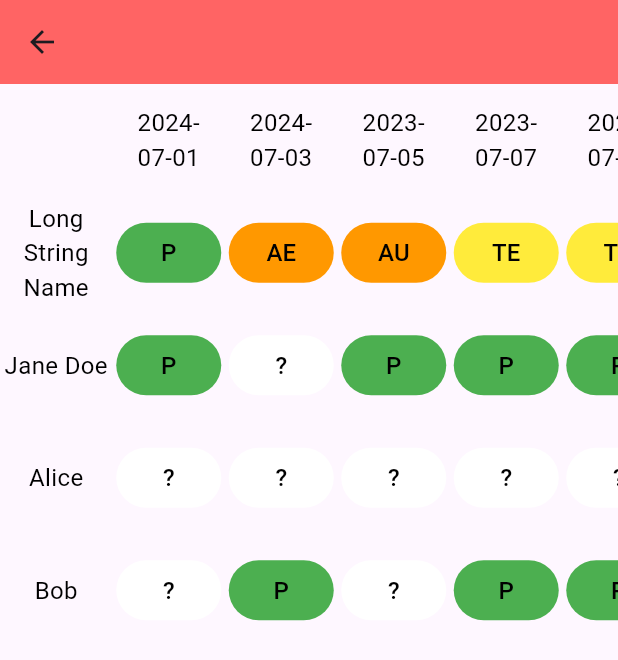
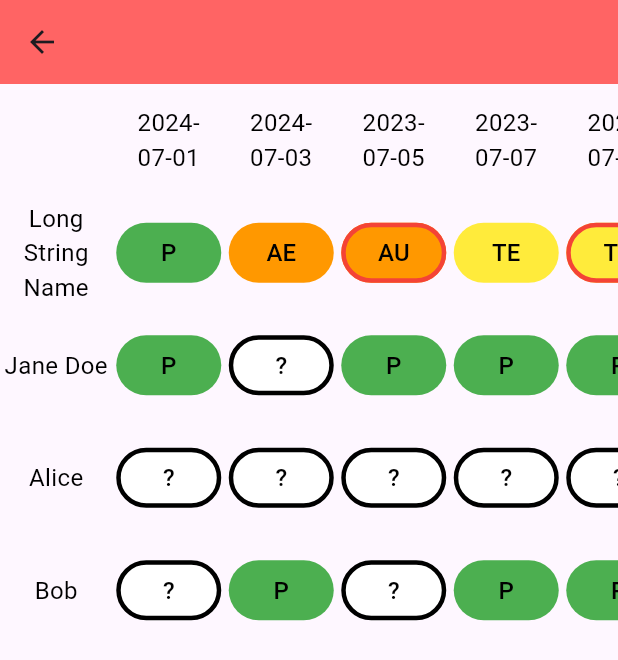
Before and after one commit to jbrady02/AttendEase, a Flutter app: the ClassInformation screen opened directly with empty values, on a phone screen of 412 x 824 dp. Shown: the top 660 px of the screen. Run offline on Flutter 3.47's test engine with Material 3 defaults, Android fonts, the phone set to English and light mode, and no system bars.

Commit message:
Add button outlines and adjust student name formatting

```diff
--- a/professor_app/lib/class_information.dart
+++ b/professor_app/lib/class_information.dart
@@ -77,6 +77,17 @@ class ClassInformation extends StatelessWidget {
     }
   }
 
+  Color getOutlineColor(int attendanceInt) {
+    switch (attendanceInt) {
+      case absentUnexcused || tardyUnexcused:
+        return Colors.red;
+      case noData:
+        return Colors.black;
+      default:
+        return Colors.transparent;
+    }
+  }
+
   @override
   Widget build(BuildContext context) {
     return Scaffold(
@@ -102,8 +113,20 @@ class ClassInformation extends StatelessWidget {
                                     // Name
                                     students[vicinity.yIndex - 1]
                                         .keys
-                                        .toList()[0],
-                                    style: bodyText,
+                                        .toList()[0]
+                                        .replaceAll('-', '-\n'),
+                                    style:
+                                        // Separate name by spaces and if a
+                                        // token has than 8 characters,
+                                        // decrease the font size
+                                        students[vicinity.yIndex - 1]
+                                                .keys
+                                                .toList()[0]
+                                                .split(' ')
+                                                .any((element) =>
+                                                    element.length > 8)
+                                            ? bodyText.copyWith(fontSize: 12)
+                                            : bodyText,
                                     textAlign: TextAlign.center),
                               )
                             : (vicinity.yIndex == 0)
@@ -119,16 +142,23 @@ class ClassInformation extends StatelessWidget {
                                   ))
                                 : SizedBox(
                                     width: 70,
-                                    child: ElevatedButton(
+                                    child: OutlinedButton(
                                       // Attendance
                                       onPressed: null,
-                                      style: ButtonStyle(
-                                          backgroundColor: MaterialStateProperty
-                                              .all(getColor(
+                                      style: OutlinedButton.styleFrom(
+                                          side: BorderSide(
+                                              color: getOutlineColor(
                                                   students[vicinity.yIndex - 1]
                                                           .values
                                                           .toList()[0]
-                                                      [vicinity.xIndex - 1]))),
+                                                      [vicinity.xIndex - 1]),
+                                              width: 3), // Set the border color
+                                          backgroundColor: getColor(
+                                              students[vicinity.yIndex - 1]
+                                                      .values
+                                                      .toList()[0]
+                                                  [vicinity.xIndex - 1])),
+                                      // Set the background color
                                       child: Text(
                                           getAttendance(
                                               students[vicinity.yIndex - 1]
```
